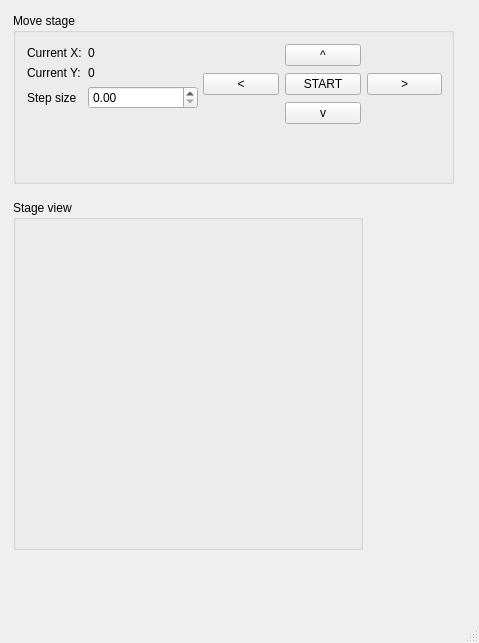
First picture: the form in HW_StepperMotor/steppermotor_control.ui, repository GingerLabUW/Microscope_App, before the edit.
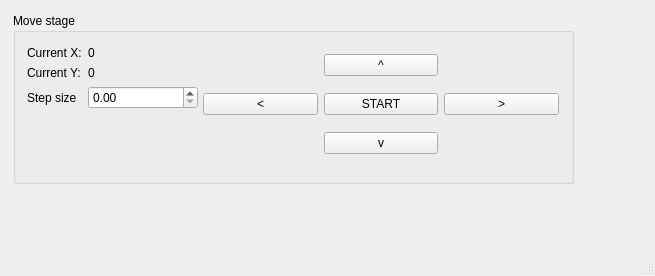
Second picture: the form after the edit.

Commit message: created base steppermotor_scan, added oo_scan using steppermotor

Patch:
```diff
--- a/HW_StepperMotor/steppermotor_control.ui
+++ b/HW_StepperMotor/steppermotor_control.ui
@@ -6,8 +6,8 @@
    <rect>
     <x>0</x>
     <y>0</y>
-    <width>479</width>
-    <height>643</height>
+    <width>655</width>
+    <height>276</height>
    </rect>
   </property>
   <property name="windowTitle">
@@ -19,7 +19,7 @@
      <rect>
       <x>13</x>
       <y>13</y>
-      <width>441</width>
+      <width>561</width>
       <height>171</height>
      </rect>
     </property>
@@ -81,8 +81,8 @@
       <rect>
        <x>190</x>
        <y>30</y>
-       <width>239</width>
-       <height>83</height>
+       <width>356</width>
+       <height>122</height>
       </rect>
      </property>
      <layout class="QGridLayout" name="gridLayout_2">
@@ -148,20 +148,6 @@
      </layout>
     </widget>
    </widget>
-   <widget class="QGroupBox" name="stage_groupBox">
-    <property name="geometry">
-     <rect>
-      <x>13</x>
-      <y>200</y>
-      <width>350</width>
-      <height>350</height>
-     </rect>
-    </property>
-    <property name="title">
-     <string>Stage view</string>
-    </property>
-    <layout class="QGridLayout" name="gridLayout"/>
-   </widget>
   </widget>
   <widget class="QMenuBar" name="menubar">
    <property name="geometry">
```
Left out of the diff: 4 changed lines with no effect on the pictures. The commit also changes 2 other files.
